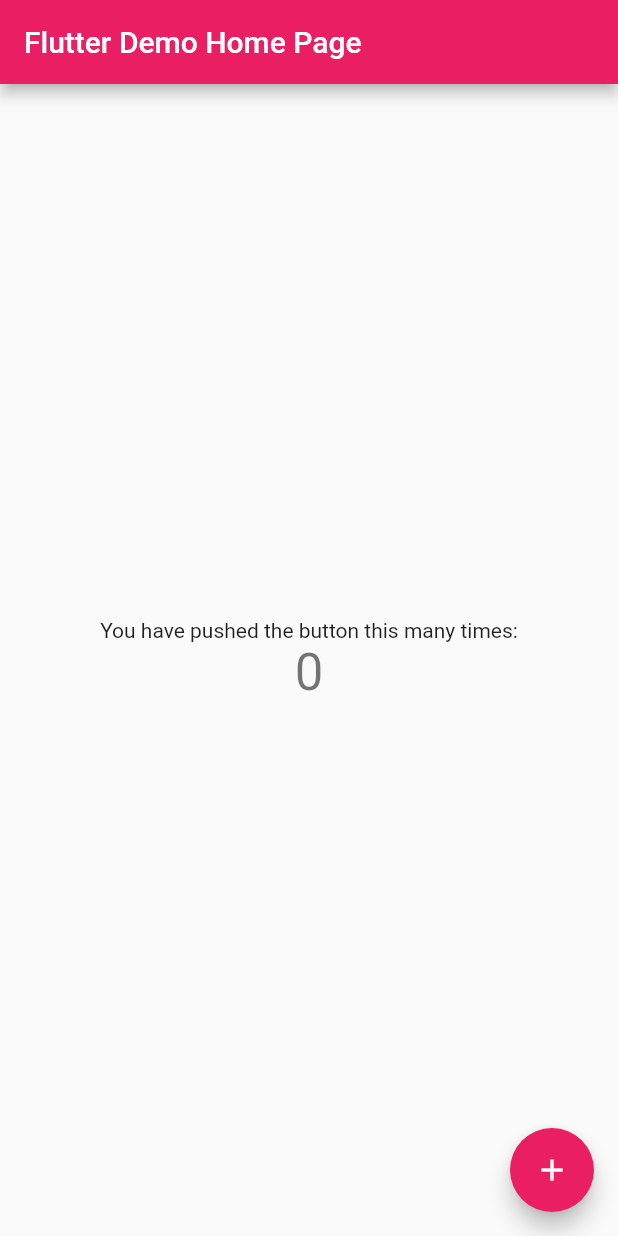
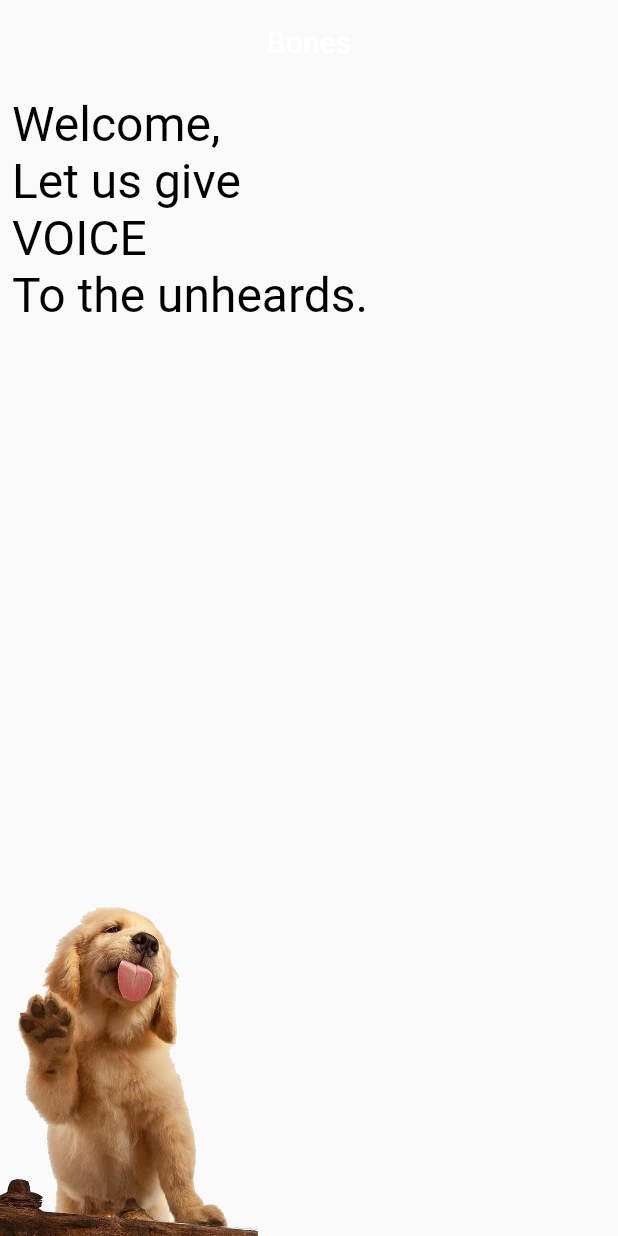
Before and after one commit to DhruvamSharma/Bones, a Flutter app: the screen it shows after launch, on a phone screen of 412 x 824 dp. Run offline on Flutter 3.47's test engine with Material 2 defaults, Android fonts, the light colour scheme and no system bars.

Commit message:
meat init

```diff
--- a/lib/main.dart
+++ b/lib/main.dart
@@ -9,7 +9,7 @@
     return MaterialApp(
       title: 'Flutter Demo',
       debugShowCheckedModeBanner: false,
-      theme: ThemeData(
+      theme: ThemeData.light(
         // This is the theme of your application.
         //
         // Try running your application with "flutter run". You'll see the
@@ -19,9 +19,8 @@
         // or simply save your changes to "hot reload" in a Flutter IDE).
         // Notice that the counter didn't reset back to zero; the application
         // is not restarted.
-        primarySwatch: Colors.pink,
       ),
-      home: MyHomePage(title: 'Flutter Demo Home Page'),
+      home: MyHomePage(title: 'Bones'),
     );
   }
 }
@@ -45,68 +44,49 @@
 }
 
 class _MyHomePageState extends State<MyHomePage> {
-  int _counter = 0;
 
-  void _incrementCounter() {
-    setState(() {
-      // This call to setState tells the Flutter framework that something has
-      // changed in this State, which causes it to rerun the build method below
-      // so that the display can reflect the updated values. If we changed
-      // _counter without calling setState(), then the build method would not be
-      // called again, and so nothing would appear to happen.
-      _counter++;
-    });
-  }
-
+  final headlineStyle = TextStyle(
+    fontSize: 32,
+    color: Colors.black,
+  );
   @override
   Widget build(BuildContext context) {
-    // This method is rerun every time setState is called, for instance as done
-    // by the _incrementCounter method above.
-    //
-    // The Flutter framework has been optimized to make rerunning build methods
-    // fast, so that you can just rebuild anything that needs updating rather
-    // than having to individually change instances of widgets.
+    // TODO: implement build
     return Scaffold(
       appBar: AppBar(
-        // Here we take the value from the MyHomePage object that was created by
-        // the App.build method, and use it to set our appbar title.
+        elevation: 0,
+        backgroundColor: Colors.transparent,
         title: Text(widget.title),
+        centerTitle: true,
       ),
-      body: Center(
-        // Center is a layout widget. It takes a single child and positions it
-        // in the middle of the parent.
+
+      body: Column(
+        crossAxisAlignment: CrossAxisAlignment.start,
+        mainAxisSize: MainAxisSize.max,
+        children: <Widget>[
+          Padding(
+            padding: const EdgeInsets.all(8.0),
             child: Column(
-          // Column is also layout widget. It takes a list of children and
-          // arranges them vertically. By default, it sizes itself to fit its
-          // children horizontally, and tries to be as tall as its parent.
-          //
-          // Invoke "debug painting" (press "p" in the console, choose the
-          // "Toggle Debug Paint" action from the Flutter Inspector in Android
-          // Studio, or the "Toggle Debug Paint" command in Visual Studio Code)
-          // to see the wireframe for each widget.
-          //
-          // Column has various properties to control how it sizes itself and
-          // how it positions its children. Here we use mainAxisAlignment to
-          // center the children vertically; the main axis here is the vertical
-          // axis because Columns are vertical (the cross axis would be
-          // horizontal).
-          mainAxisAlignment: MainAxisAlignment.center,
+              crossAxisAlignment: CrossAxisAlignment.start,
               children: <Widget>[
-            Text(
-              'You have pushed the button this many times:',
+                Text('Welcome,',
+                style: headlineStyle,
                 ),
-            Text(
-              '$_counter',
-              style: Theme.of(context).textTheme.display1,
+                Text('Let us give', style: headlineStyle,),
+                Text('VOICE', style: headlineStyle,),
+                Text('To the unheards.', style: headlineStyle,),
+              ],
+            ),
+          ),
+          Spacer(),
+          Image.asset('assets/cute_dog_home_page.png',
+            alignment: Alignment.bottomRight,
+            scale: 3,
+            repeat: ImageRepeat.noRepeat,
           ),
         ],
       ),
-      ),
-      floatingActionButton: FloatingActionButton(
-        onPressed: _incrementCounter,
-        tooltip: 'Increment',
-        child: Icon(Icons.add),
-      ), // This trailing comma makes auto-formatting nicer for build methods.
     );
   }
+
 }
--- a/pubspec.yaml
+++ b/pubspec.yaml
@@ -41,8 +41,8 @@
   uses-material-design: true
 
   # To add assets to your application, add an assets section, like this:
-  # assets:
-  #  - images/a_dot_burr.jpeg
+  assets:
+    - assets/
   #  - images/a_dot_ham.jpeg
 
   # An image asset can refer to one or more resolution-specific "variants", see
```
Also changed, not shown: assets/cute_dog_home_page.png (added). Lines whose indentation alone changed are shown as unchanged.
